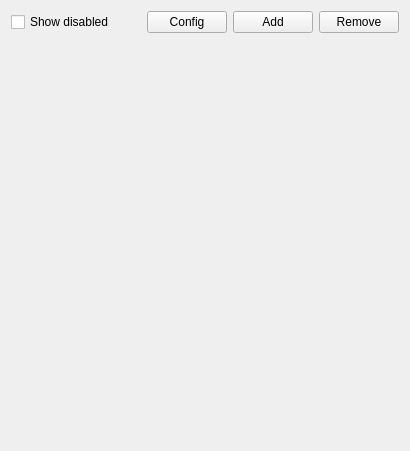
This is damc_gui/MainWindow.ui in amurzeau/damc as Qt 5 draws it before an edit. The edited form follows.
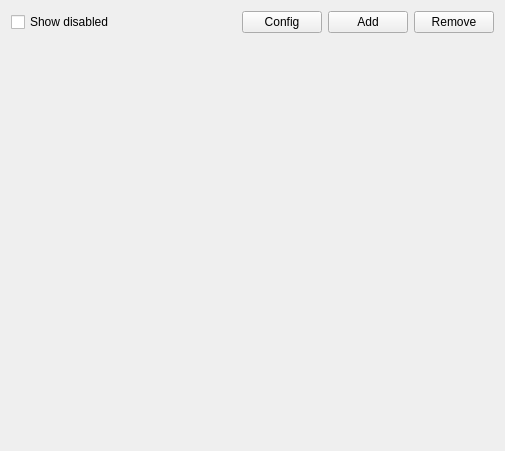
This is the edited form.

```diff
--- a/damc_gui/MainWindow.ui
+++ b/damc_gui/MainWindow.ui
@@ -6,7 +6,7 @@
    <rect>
     <x>0</x>
     <y>0</y>
-    <width>410</width>
+    <width>505</width>
     <height>451</height>
    </rect>
   </property>
```
Left out of the diff: 40 changed lines with no effect on the pictures.
